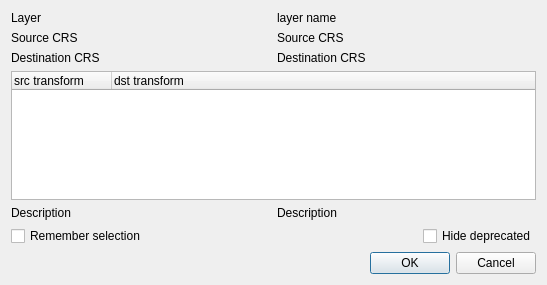
Old version of the form src/ui/qgsdatumtransformdialogbase.ui in the repository qgis/QGIS.
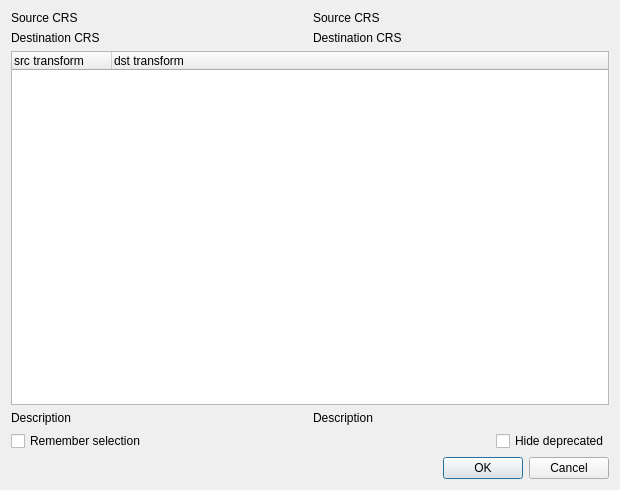
New version of the form.

Commit message:
Remove QgsDatumTransformStore
and port usage over to QgsCoordinateTransformContext instead

```diff
--- a/src/ui/qgsdatumtransformdialogbase.ui
+++ b/src/ui/qgsdatumtransformdialogbase.ui
@@ -6,34 +6,28 @@
    <rect>
     <x>0</x>
     <y>0</y>
-    <width>547</width>
-    <height>285</height>
+    <width>620</width>
+    <height>490</height>
    </rect>
   </property>
   <property name="windowTitle">
    <string>Select Datum Transformations</string>
   </property>
   <layout class="QGridLayout" name="gridLayout">
-   <item row="3" column="0" colspan="2">
-    <widget class="QTreeWidget" name="mDatumTransformTreeWidget">
-     <column>
-      <property name="text">
-       <string>src transform</string>
-      </property>
-     </column>
-     <column>
-      <property name="text">
-       <string>dst transform</string>
-      </property>
-     </column>
-     <column>
-      <property name="text">
-       <string/>
-      </property>
-     </column>
+   <item row="3" column="0">
+    <widget class="QLabel" name="mLabelSrcDescription">
+     <property name="text">
+      <string notr="true">Description</string>
+     </property>
+     <property name="alignment">
+      <set>Qt::AlignLeading|Qt::AlignLeft|Qt::AlignTop</set>
+     </property>
+     <property name="wordWrap">
+      <bool>true</bool>
+     </property>
     </widget>
    </item>
-   <item row="6" column="0" colspan="2">
+   <item row="5" column="0" colspan="2">
     <layout class="QHBoxLayout" name="horizontalLayout">
      <item>
       <widget class="QCheckBox" name="mRememberSelectionCheckBox">
@@ -64,35 +58,67 @@
      </item>
     </layout>
    </item>
-   <item row="2" column="0">
+   <item row="1" column="0">
     <widget class="QLabel" name="label_2">
      <property name="text">
       <string>Destination CRS</string>
      </property>
     </widget>
    </item>
-   <item row="1" column="1">
+   <item row="3" column="1">
+    <widget class="QLabel" name="mLabelDstDescription">
+     <property name="text">
+      <string notr="true">Description</string>
+     </property>
+     <property name="alignment">
+      <set>Qt::AlignLeading|Qt::AlignLeft|Qt::AlignTop</set>
+     </property>
+     <property name="wordWrap">
+      <bool>true</bool>
+     </property>
+    </widget>
+   </item>
+   <item row="0" column="0">
+    <widget class="QLabel" name="label">
+     <property name="text">
+      <string>Source CRS</string>
+     </property>
+    </widget>
+   </item>
+   <item row="0" column="1">
     <widget class="QLabel" name="mLabelSrcCrs">
      <property name="text">
       <string notr="true">Source CRS</string>
      </property>
     </widget>
    </item>
-   <item row="2" column="1">
+   <item row="1" column="1">
     <widget class="QLabel" name="mLabelDstCrs">
      <property name="text">
       <string notr="true">Destination CRS</string>
      </property>
     </widget>
    </item>
-   <item row="1" column="0">
-    <widget class="QLabel" name="label">
-     <property name="text">
-      <string>Source CRS</string>
-     </property>
+   <item row="2" column="0" colspan="2">
+    <widget class="QTreeWidget" name="mDatumTransformTreeWidget">
+     <column>
+      <property name="text">
+       <string>src transform</string>
+      </property>
+     </column>
+     <column>
+      <property name="text">
+       <string>dst transform</string>
+      </property>
+     </column>
+     <column>
+      <property name="text">
+       <string/>
+      </property>
+     </column>
     </widget>
    </item>
-   <item row="7" column="0" colspan="2">
+   <item row="6" column="0" colspan="2">
     <widget class="QDialogButtonBox" name="buttonBox">
      <property name="orientation">
       <enum>Qt::Horizontal</enum>
@@ -102,46 +128,6 @@
      </property>
     </widget>
    </item>
-   <item row="0" column="0">
-    <widget class="QLabel" name="label_3">
-     <property name="text">
-      <string>Layer</string>
-     </property>
-    </widget>
-   </item>
-   <item row="0" column="1">
-    <widget class="QLabel" name="mLabelLayer">
-     <property name="text">
-      <string notr="true">layer name</string>
-     </property>
-    </widget>
-   </item>
-   <item row="4" column="1">
-    <widget class="QLabel" name="mLabelDstDescription">
-     <property name="text">
-      <string notr="true">Description</string>
-     </property>
-     <property name="alignment">
-      <set>Qt::AlignLeading|Qt::AlignLeft|Qt::AlignTop</set>
-     </property>
-     <property name="wordWrap">
-      <bool>true</bool>
-     </property>
-    </widget>
-   </item>
-   <item row="4" column="0">
-    <widget class="QLabel" name="mLabelSrcDescription">
-     <property name="text">
-      <string notr="true">Description</string>
-     </property>
-     <property name="alignment">
-      <set>Qt::AlignLeading|Qt::AlignLeft|Qt::AlignTop</set>
-     </property>
-     <property name="wordWrap">
-      <bool>true</bool>
-     </property>
-    </widget>
-   </item>
   </layout>
  </widget>
  <tabstops>
```
The commit also changes 18 other files.
